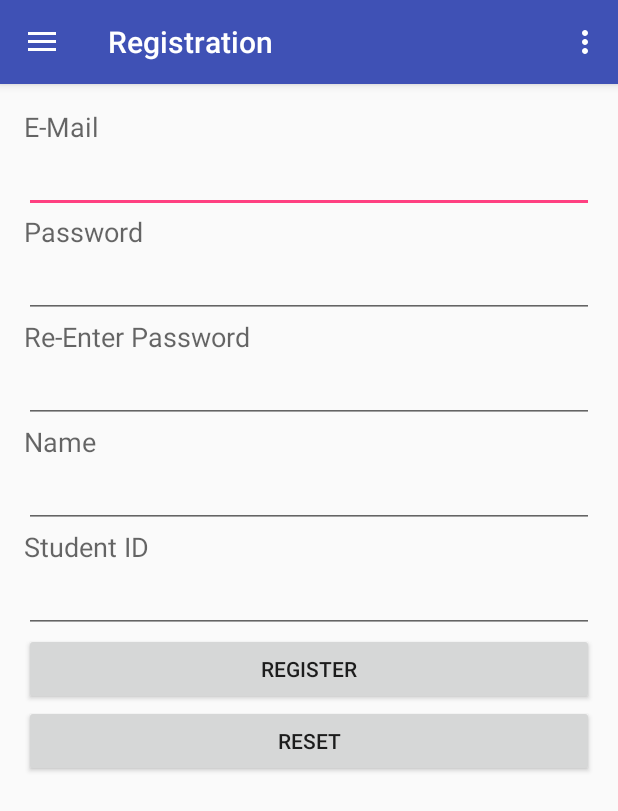
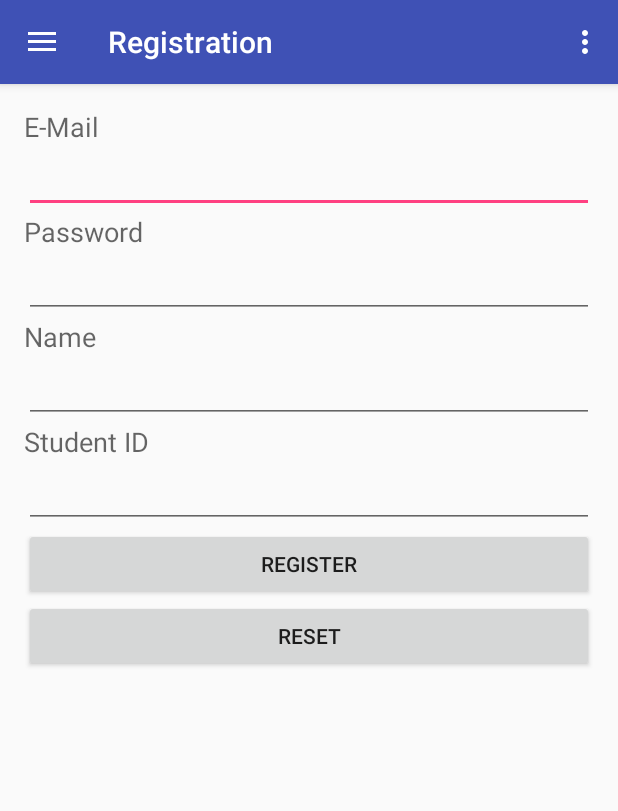
Before and after one commit to celineellenanna/Gadgeothek, an Android app: the screen it shows after launch (MainActivity), in the side drawer, after a tap on "Registrierung", on a phone screen of 412 x 824 dp. Shown: the top 811 px of the screen. Run offline under Robolectric (Android 15) with nearby library versions, the phone set to English and light mode, and no system bars; 1 statement that could not run was skipped.

Commit message:
Login finally finished

```diff
--- a/app/src/main/res/layout/fragment_registration.xml
+++ b/app/src/main/res/layout/fragment_registration.xml
@@ -42,22 +42,6 @@
             android:layout_width="wrap_content"
             android:layout_height="wrap_content"
             android:textAppearance="?android:attr/textAppearanceMedium"
-            android:text="Re-Enter Password"
-            android:id="@+id/password2caption"
-             />
-
-        <EditText
-            android:layout_width="match_parent"
-            android:layout_height="wrap_content"
-            android:inputType="textPassword"
-
-            android:id="@+id/password2input"
-             />
-
-        <TextView
-            android:layout_width="wrap_content"
-            android:layout_height="wrap_content"
-            android:textAppearance="?android:attr/textAppearanceMedium"
             android:text="Name"
             android:id="@+id/namecaption"
             />
@@ -82,6 +66,7 @@
             android:layout_width="match_parent"
             android:layout_height="wrap_content"
             android:id="@+id/studentidinput"
+            android:inputType="number"
 
              />
 
```
